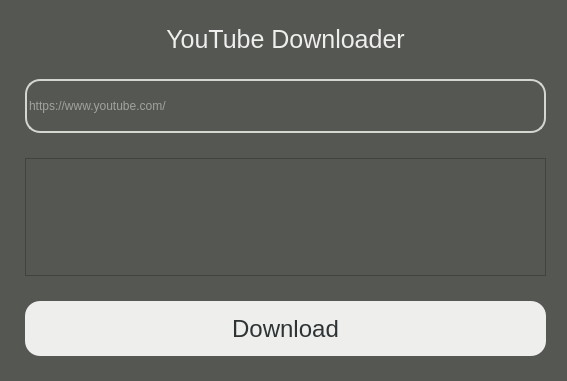
The window that UI/YoutubeDownloader/Downloader.ui (KaanKizildag/PythonEgitim) describes before a commit, drawn with Qt 5.
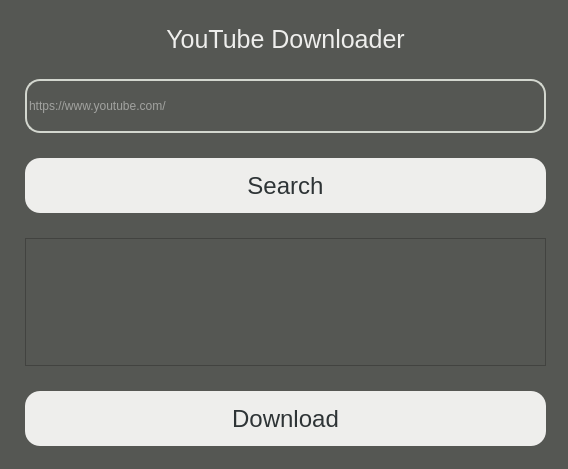
The same window after the commit.

Patch:
```diff
--- a/UI/YoutubeDownloader/Downloader.ui
+++ b/UI/YoutubeDownloader/Downloader.ui
@@ -6,8 +6,8 @@
    <rect>
     <x>0</x>
     <y>0</y>
-    <width>567</width>
-    <height>381</height>
+    <width>568</width>
+    <height>469</height>
    </rect>
   </property>
   <property name="windowTitle">
@@ -63,10 +63,10 @@
      <x>10</x>
      <y>10</y>
      <width>551</width>
-     <height>361</height>
+     <height>451</height>
     </rect>
    </property>
-   <layout class="QVBoxLayout" name="verticalLayout" stretch="0,0,0,0">
+   <layout class="QVBoxLayout" name="verticalLayout" stretch="0,0,0,0,0">
     <property name="spacing">
      <number>25</number>
     </property>
@@ -110,6 +110,13 @@
       </property>
      </widget>
     </item>
+    <item>
+     <widget class="QPushButton" name="btnSearch">
+      <property name="text">
+       <string>Search</string>
+      </property>
+     </widget>
+    </item>
     <item>
      <widget class="QListWidget" name="tblRes"/>
     </item>
```
